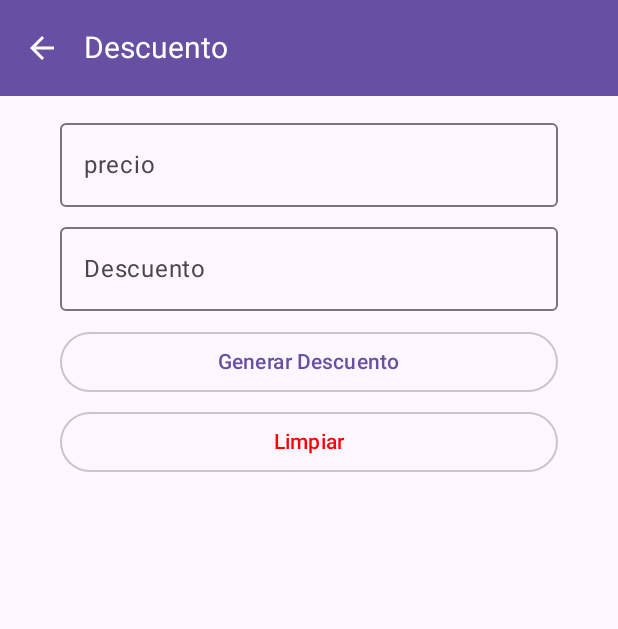
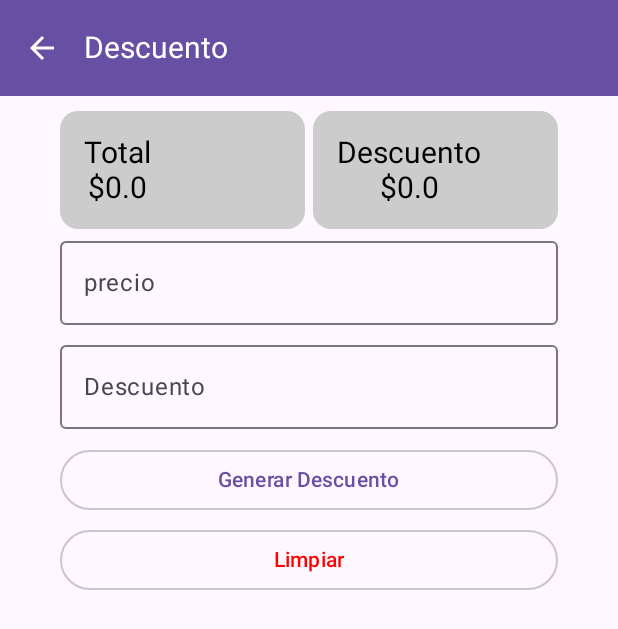
Before and after one commit to IsraelMerlyn/miapp_, an Android app built with Jetpack Compose: the DescuentoView screen opened through its navigation route, on a phone screen of 412 x 824 dp. Shown: the top 629 px of the screen. Run offline under Robolectric (Android 15) with nearby library versions, the phone set to English and light mode, and no system bars; libraries missing offline, so code that uses them is left out: com.google.android.libraries.

Commit message:
tasks #12 Creando Componentes Card para la Vista DescuentoView

```diff
--- a/app/src/main/java/com/israelmerlyn/app_jetpack/components/CardComponent.kt
+++ b/app/src/main/java/com/israelmerlyn/app_jetpack/components/CardComponent.kt
@@ -1,4 +1,58 @@
 package com.israelmerlyn.app_jetpack.components
 
-class CardComponent {
+import androidx.compose.foundation.layout.Arrangement
+import androidx.compose.foundation.layout.Column
+import androidx.compose.foundation.layout.Row
+import androidx.compose.foundation.layout.fillMaxWidth
+import androidx.compose.foundation.layout.padding
+import androidx.compose.material3.Card
+import androidx.compose.material3.CardDefaults
+import androidx.compose.material3.Text
+import androidx.compose.runtime.Composable
+import androidx.compose.ui.Alignment
+import androidx.compose.ui.Modifier
+import androidx.compose.ui.graphics.Color
+import androidx.compose.ui.unit.dp
+import androidx.compose.ui.unit.sp
+
+@Composable
+fun TwoCards(title1: String, number1: Double, title2: String, number2: Double) {
+
+    Row(
+        modifier = Modifier.fillMaxWidth(),
+        horizontalArrangement = Arrangement.SpaceEvenly
+    ) {
+        MainCard(
+            title = title1, number = number1, modifier = Modifier
+                .padding(start = 30.dp)
+                .weight(1f)
+        )
+        SpaceW()
+        MainCard(
+            title = title2, number = number2, modifier = Modifier
+                .padding(end = 30.dp)
+                .weight(1f)
+        )
+    }
 }
+
+@Composable
+fun MainCard(title: String, number: Double, modifier: Modifier = Modifier) {
+    Card(
+        modifier = modifier,
+        colors = CardDefaults.cardColors(
+            containerColor = Color.LightGray
+        ),
+    ) {
+        Column(
+            verticalArrangement = Arrangement.Center,
+            horizontalAlignment = Alignment.CenterHorizontally,
+            modifier = Modifier.padding(16.dp)
+        ) {
+            Text(text = title, color = Color.Black, fontSize = 20.sp)
+            Text(text = "$$number", color = Color.Black, fontSize = 20.sp)
+
+
+        }
+    }
+}
--- a/app/src/main/java/com/israelmerlyn/app_jetpack/views/DescuentoView.kt
+++ b/app/src/main/java/com/israelmerlyn/app_jetpack/views/DescuentoView.kt
@@ -29,6 +29,7 @@ import com.israelmerlyn.app_jetpack.components.MainIconButton
 import com.israelmerlyn.app_jetpack.components.MainTextFIeld
 import com.israelmerlyn.app_jetpack.components.SpaceH
 import com.israelmerlyn.app_jetpack.components.TitleBar
+import com.israelmerlyn.app_jetpack.components.TwoCards
 
 @SuppressLint("UnusedMaterial3ScaffoldPaddingParameter")
 @OptIn(ExperimentalMaterial3Api::class)
@@ -63,6 +64,12 @@ fun ContentDetailDescuentoView(navController: NavController, paddingValues: Padd
     ) {
        var precio by remember { mutableStateOf("") }
        var descuento by remember { mutableStateOf("") }
+       var precioDescuento by remember { mutableStateOf(0.0) }
+       var totalDescuento by remember { mutableStateOf(0.0) }
+
+        TwoCards(title1 = "Total", number1 = totalDescuento, title2 = "Descuento", number2 = precioDescuento)
+
+
         MainTextFIeld(value = precio, onValueChange = {precio=it}, label = "precio")
         SpaceH()
         MainTextFIeld(value = descuento, onValueChange = {descuento=it}, label = "Descuento")
```
